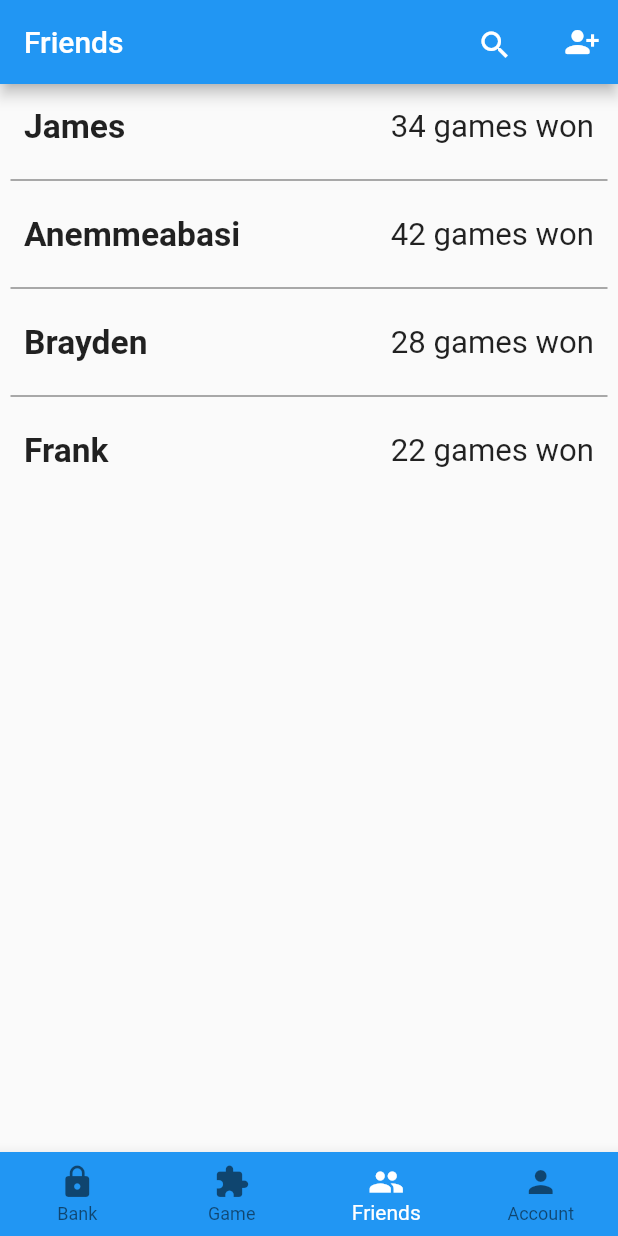
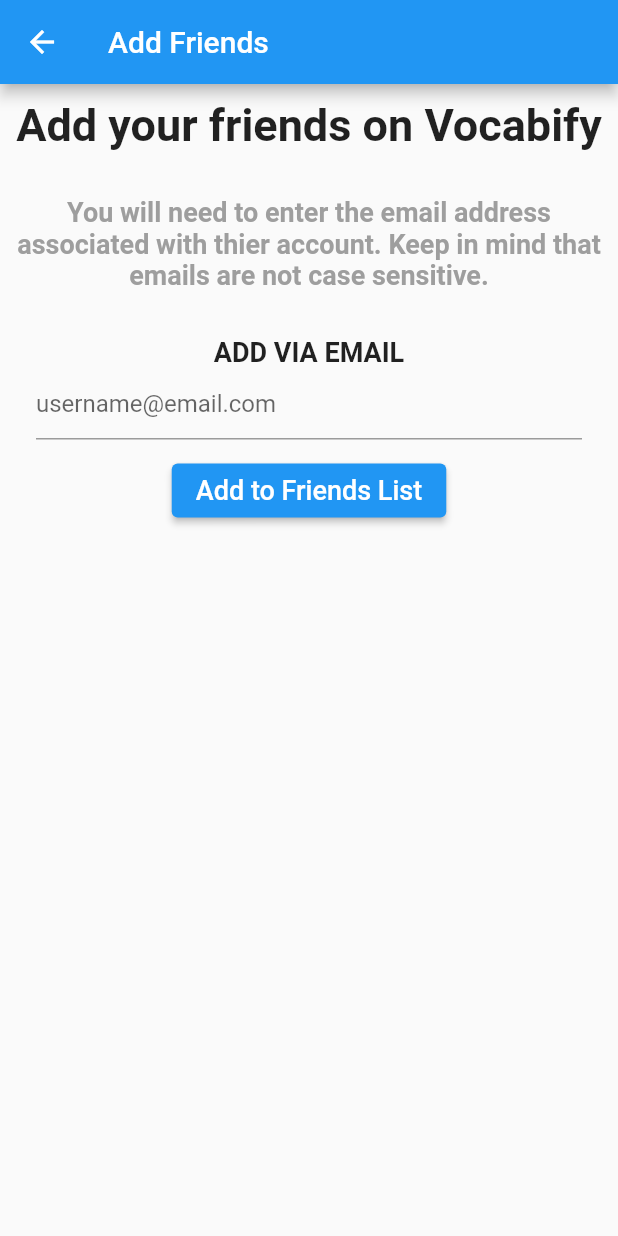
Before and after one commit to abassey/vocabify, a Flutter app: the screen it shows once a user with an empty profile is signed in, item 3 of the bottom bar chosen, after a tap on the "person add alt 1" icon, on a phone screen of 412 x 824 dp. Run offline on Flutter 3.47's test engine with Material 2 defaults, Android fonts, the phone set to English and light mode, and no system bars; our stand-ins replace cloud_firestore, firebase_auth, firebase_core; missing offline and left inert: dart:ffi; accounts and stored records are empty.

Commit message:
add friend functionality

```diff
--- a/lib/data/friendsdata.dart
+++ /dev/null
@@ -1,19 +0,0 @@
-
-List friendsList = [
-  {
-    "name": "James",
-    "gamesWon": "34",
-  },
-  {
-    "name": "Anemmeabasi",
-    "gamesWon": "42",
-  },
-  {
-    "name": "Brayden",
-    "gamesWon": "28",
-  },
-  {
-    "name": "Frank",
-    "gamesWon": "22",
-  },
-];
--- a/lib/main.dart
+++ b/lib/main.dart
@@ -1,12 +1,14 @@
+import 'package:firebase_core/firebase_core.dart';
 import 'package:flutter/material.dart';
 import 'package:provider/provider.dart';
+import 'package:vocabify/firebase_options.dart';
 import 'providers/app_provider.dart';
 import 'screens/app_navigation.dart';
 import 'package:provider/provider.dart';
 import '../providers/app_provider.dart';
 import './screens/authentication.dart';
 
-void main() {
+void main(){
   runApp(const MyApp());
 }
 
--- a/lib/providers/app_provider.dart
+++ b/lib/providers/app_provider.dart
@@ -1,4 +1,5 @@
 import 'dart:async';
+import 'dart:ffi';
 
 import 'package:cloud_firestore/cloud_firestore.dart';
 import 'package:flutter/material.dart';
@@ -12,6 +13,7 @@
 import '../screens/vault-view.dart';
 
 class AppProvider extends ChangeNotifier {
+
   ApplicationLoginState _loginState = ApplicationLoginState.emailAddress;
   ApplicationLoginState get loginState => _loginState;
   String? _email;
@@ -47,8 +49,12 @@
   List<Vault> _vaults = [];
   List<Vault> get vaults => _vaults;
   User? currentUser;
+  List<String> currentFriends = [];
+
+  //constructor
   AppProvider() {
     init();
+    getFriendsList();
   }
 
   void initVaultItems() {
@@ -77,6 +83,7 @@
   }
 
   Future<void> init() async {
+
     await Firebase.initializeApp(
       options: DefaultFirebaseOptions.currentPlatform,
     );
@@ -186,6 +193,7 @@
         email: email,
         password: password,
       );
+      getFriendsList();
       _displayName = currentUser?.displayName;
     } on FirebaseAuthException catch (e) {
       errorCallback(e);
@@ -216,13 +224,13 @@
   void signOut() {
     _loginState = ApplicationLoginState.emailAddress;
     currentUser = null;
+    currentFriends = [];
     FirebaseAuth.instance.signOut();
     notifyListeners();
   }
 
   // Interacting with the FireStore vaults
-  Future<DocumentReference> addVaultToFireStore(
-      Vault item, BuildContext context) {
+  Future<DocumentReference> addVaultToFireStore(Vault item, BuildContext context) {
     addGridChild(item.name, context);
     return FirebaseFirestore.instance
         .collection('vaults')
@@ -233,11 +241,14 @@
     });
   }
 
-  //Creating user collection
-  Future<DocumentReference> addUserToFireStore() async {
+  // FUNCTIONS FOR ADDING FRIENDS -------------------------------------------
+
+  //Creating user collection if this fails change back to DocumentReference
+  Future<void> addUserToFireStore() {
     return FirebaseFirestore.instance
       .collection('users')
-      .add(<String, dynamic>{
+      .doc(currentUser!.uid)
+      .set(<String, dynamic>{
         'name': currentUser!.displayName,
         'email':currentUser!.email,
         'uid': currentUser!.uid,
@@ -245,4 +256,52 @@
       });
   }
 
+  //get a user from thr user collection
+  Future<void> updateFriendList(String friendEmail){
+    return FirebaseFirestore.instance
+    .collection('users')
+    .get()
+    .then((QuerySnapshot querySnapshot) {
+      for (var doc in querySnapshot.docs) {
+        if (friendEmail == doc["email"]){
+          listUpdater(doc["name"]);
+        }
+      }
+    });
+  }
+
+  //update user collection with new friends
+  Future<void> listUpdater (String friend) async{
+    List<String> friendList = [friend];
+    await FirebaseFirestore.instance
+      .collection('users')
+      .doc(currentUser!.uid)
+      .update({'friends': FieldValue.arrayUnion(friendList)});
+    currentFriends.add(friend);
+    notifyListeners();
+  }
+
+  //get the users friends
+  //NOTE THESE PROB DONT HAVE TO BE AWAIT
+  Future<void> getFriendsList () async{
+    await Firebase.initializeApp(
+      options: DefaultFirebaseOptions.currentPlatform,
+    );
+
+    if(currentUser == null) return;
+
+    await FirebaseFirestore.instance
+      .collection('users')
+      .doc(currentUser!.uid)
+      .get()
+      .then((DocumentSnapshot doc){
+        if(doc.exists) {
+          currentFriends = [];
+          for(var i in doc['friends']){
+            currentFriends.add(i as String);
+          }
+        }
+      });
+    notifyListeners();
+  }
 }
--- /dev/null
+++ b/lib/screens/add-friends.dart
@@ -0,0 +1,88 @@
+import 'package:flutter/material.dart';
+import 'package:provider/provider.dart';
+
+import '../providers/app_provider.dart';
+
+class AddFriends extends StatefulWidget {
+  const AddFriends({ Key? key }) : super(key: key);
+
+  @override
+  State<AddFriends> createState() => _AddFriendsState();
+}
+
+class _AddFriendsState extends State<AddFriends> {
+  /*
+    - Query for all users
+    - Check if email matches email
+    - update thier friend list with that user
+    - If they have eachother added they can share a vault
+   */
+
+  final addFriendController = TextEditingController();
+  final formKey = GlobalKey<FormState>();
+  String message = '';
+  bool colour = true;
+
+  @override
+  Widget build(BuildContext context) {
+    final appProvider = Provider.of<AppProvider>(context);
+
+    return Scaffold(
+      appBar: AppBar(
+        title: const Text('Add Friends'),
+      ),
+      body: Column(
+        children: [
+          const SizedBox(height:10),
+          const Text(
+            'Add your friends on Vocabify',
+            style: TextStyle(fontSize: 30, fontWeight: FontWeight.bold),
+            textAlign: TextAlign.center,
+          ),
+          const SizedBox(height:30),
+          const Text('You will need to enter the email address associated with thier account. Keep in mind that emails are not case sensitive.',
+            style: TextStyle(fontSize: 18, fontWeight: FontWeight.bold, color: Colors.grey),
+            textAlign: TextAlign.center,
+          ),
+          const SizedBox(height:30),
+          const Text(
+            'ADD VIA EMAIL',
+            style: TextStyle(fontSize: 18, fontWeight: FontWeight.bold),
+          ),
+          Padding(
+            padding: const EdgeInsets.symmetric(horizontal: 24),
+            child: Form(
+              key: formKey,
+              child: TextFormField(
+                controller: addFriendController,
+                decoration: const InputDecoration(
+                  hintText: 'username@email.com',
+                ),
+                validator: (value) {
+                  if (value!.isEmpty) {
+                    return 'Enter an email address to continue';
+                  }
+                  return null;
+                },
+              )
+            ),
+          ),
+          const SizedBox(height:10),
+          ElevatedButton(
+            child: const Text('Add to Friends List', style: TextStyle(fontSize: 18)),
+            onPressed: () {
+              if (formKey.currentState!.validate()) {
+                appProvider.updateFriendList(addFriendController.text.toLowerCase().trim());
+              }
+              addFriendController.clear();
+            },
+          ),
+          const SizedBox(height: 10),
+          (colour)
+            ? Text(message, style: const TextStyle(fontSize: 18, color: Colors.green))
+            : Text(message, style: const TextStyle(fontSize: 18, color: Colors.red))
+        ],
+      )
+    );
+  }
+}
--- a/lib/screens/friends.dart
+++ b/lib/screens/friends.dart
@@ -1,5 +1,7 @@
 import 'package:flutter/material.dart';
-import '../data/friendsdata.dart';
+import 'package:provider/provider.dart';
+import 'package:vocabify/screens/add-friends.dart';
+import '../providers/app_provider.dart';
 import 'friend-account.dart';
 import 'dart:math';
 
@@ -11,11 +13,16 @@
 }
 
 class _FriendsListScreenState extends State<FriendsListScreen> {
+
   bool _isEditMode = false;
   double iconSize = 20;
+  List<String> friendsList = [];
 
   @override
   Widget build(BuildContext context) {
+
+    friendsList = Provider.of<AppProvider>(context).currentFriends;
+
     return Scaffold(
       appBar: friendsBar(),
       body: friendsListView(),
@@ -53,9 +60,12 @@
                     ? const Icon(Icons.search)
                     : const Icon(Icons.close))),
         //temporarily a popup button until add friend functionality is added
-        PopupMenuButton(
+        IconButton(
             icon: const Icon(Icons.person_add_alt_1_rounded),
-            itemBuilder: (context) => const []),
+            onPressed: () {
+              Navigator.push(context, MaterialPageRoute(builder: (context) => const AddFriends()));
+            }
+        ),
       ],
     );
   }
@@ -84,11 +94,11 @@
     int randomNumber = random.nextInt(500);
 
     return ListTile(
-      leading: Text(friend["name"],
+      leading: Text(friend,
           textScaleFactor: 1.6,
           style: const TextStyle(fontWeight: FontWeight.bold)),
-      title: Text(
-        friend["gamesWon"] + " games won",
+      title: const Text( //this will not be const when we add games back in
+        "0 games won",
         textScaleFactor: 1.3,
         textAlign: TextAlign.right,
       ),
@@ -97,7 +107,7 @@
             context,
             MaterialPageRoute(
                 builder: (context) => FriendsAccount(
-                      name: friend["name"],
+                      name: friend,
                       wordsLearned: randomNumber,
                     )));
       },
```
